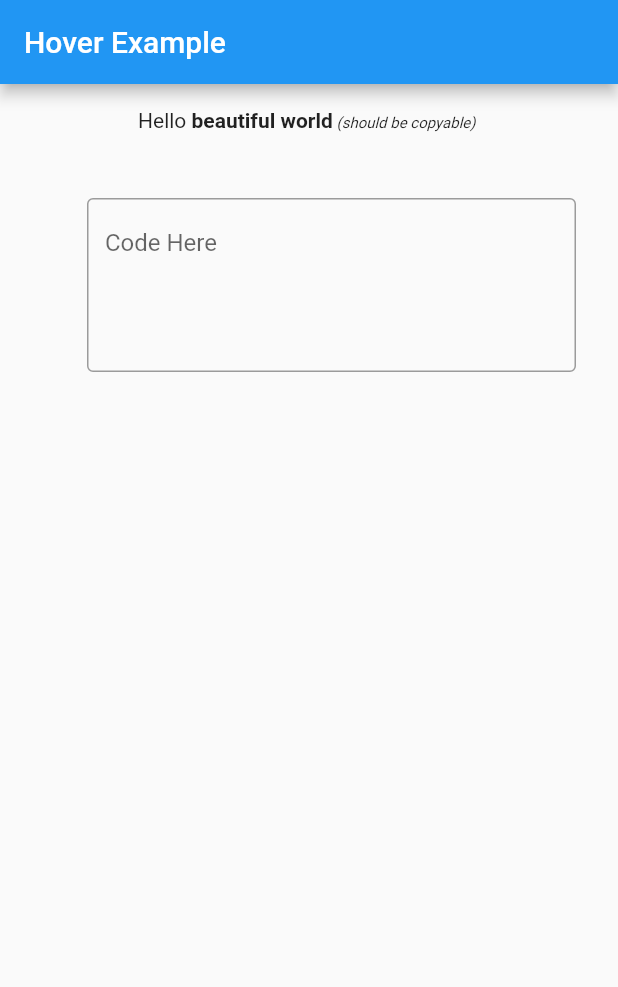
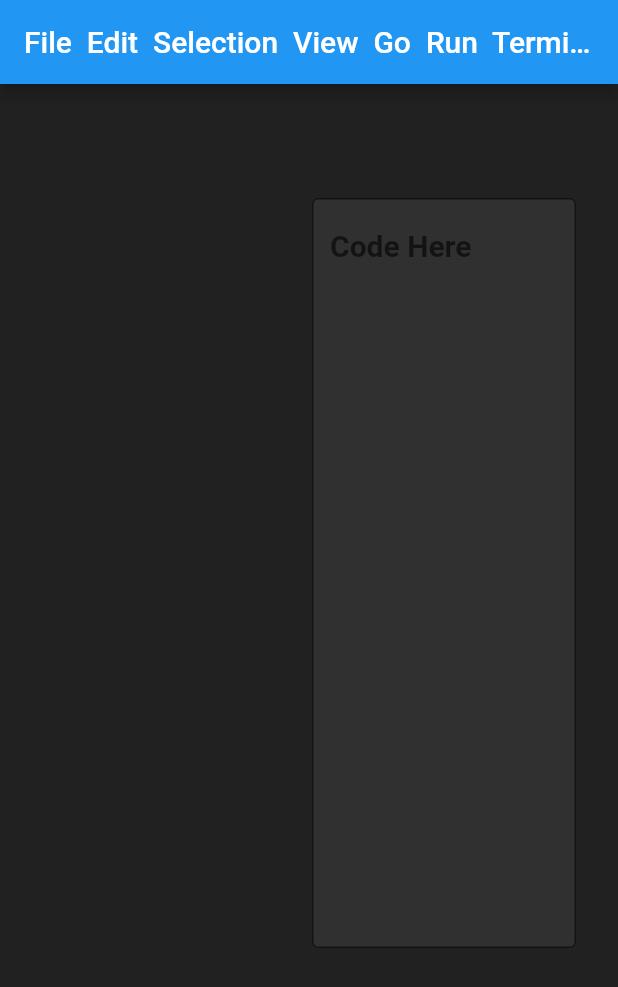
Before and after one commit to Sanketwable/AvakashIDE, a Flutter app: the screen it shows after launch, on a phone screen of 412 x 824 dp. Shown: the top 987 px of the screen. Run offline on Flutter 3.47's test engine with Material 2 defaults, Android fonts, the light colour scheme and no system bars.

Commit message:
Updating IDE

```diff
--- a/lib/main.dart
+++ b/lib/main.dart
@@ -35,10 +35,11 @@ class _MyStatefulWidgetState extends State<MyStatefulWidget> {
   @override
   Widget build(BuildContext context) {
     return Scaffold(
-      appBar: AppBar(
-        title: Text('Hover Example'),
+      appBar: AppBar( //isko change krna h
+        title: Text('File  Edit  Selection  View  Go  Run  Terminal  Help'),
       ),
       body: Container(
+         color: Colors.black87,
         child: Column(
           children: [
             Padding(
@@ -46,13 +47,13 @@ class _MyStatefulWidgetState extends State<MyStatefulWidget> {
               child: SelectableText.rich(
                 // this text can be copied with "Ctrl-C"
                 TextSpan(
-                  text: 'Hello', // default text style
+                  text: '', // default text style
                   children: <TextSpan>[
                     TextSpan(
-                        text: ' beautiful world',
+                        text: ' ',
                         style: TextStyle(fontWeight: FontWeight.bold)),
                     TextSpan(
-                        text: ' (should be copyable)',
+                        text: '',
                         style: TextStyle(
                             fontStyle: FontStyle.italic, fontSize: 10)),
                   ],
@@ -62,12 +63,28 @@ class _MyStatefulWidgetState extends State<MyStatefulWidget> {
             Padding(
               padding: new EdgeInsets.all(8.0),
               child: new Column(children: <Widget>[
+                Container(
+                // color: Colors.grey,
+                  padding:
+                      EdgeInsets.only(left:200, right: 20, top: 20, bottom:20),
+                  child: TextField(
+                    //enabled: false,
+                    style:TextStyle(
+                    fontWeight:FontWeight.bold,
+                    fontSize: 20,
+                    color:Colors.red,
 
-                Container(
-                  padding: EdgeInsets.only(left: 50, right: 20, top: 20, bottom: 20),
-                  child: TextField(
-                    decoration: InputDecoration(hintText: 'Code Here',border: OutlineInputBorder(),),
-                    maxLines: 4,
+                  ) ,
+                    decoration: InputDecoration(
+                       filled: true,
+                      fillColor: Colors.grey[850],
+                      hintText: 'Code Here',
+                      border:
+                     OutlineInputBorder(),
+                    ),
+                    minLines: 20,//Normal textInputField will be displayed
+                    keyboardType: TextInputType.multiline,
+                    maxLines: 50,
                     focusNode: myFocus,
                     onSubmitted: (value) {
                       setState(() {
```
